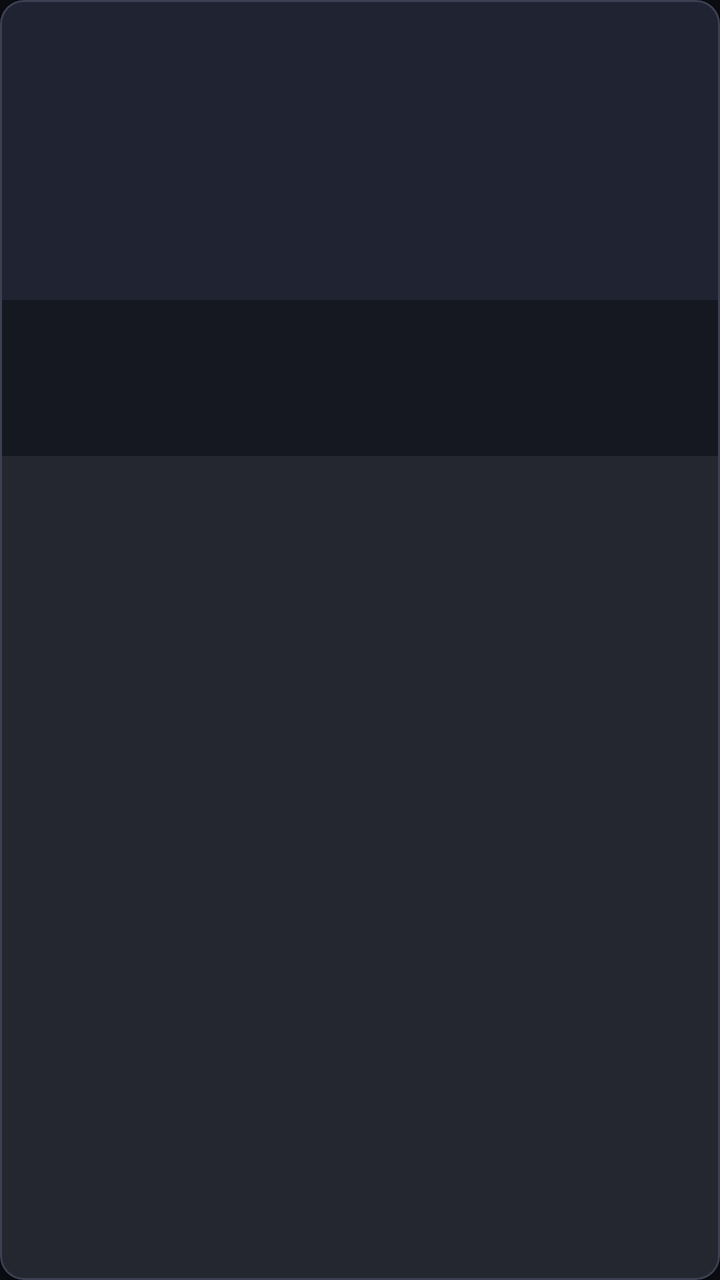
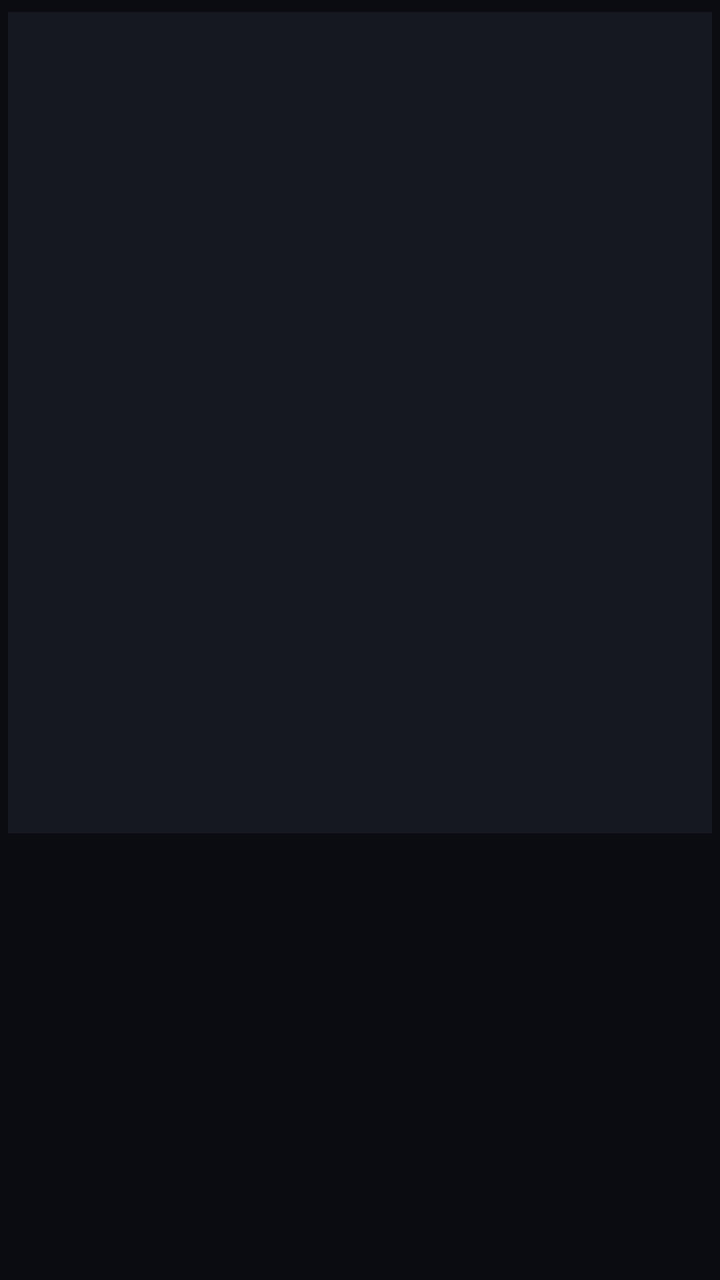

Two renders of the same Android screen: before a commit and after it. Below are the layout's source before the change and the commit's diff.
<!-- AndroidManifest.xml: application theme Theme.RavenEmu -->
<!-- res/layout/item_rom_grid.xml -->
<?xml version="1.0" encoding="utf-8"?>
<com.google.android.material.card.MaterialCardView xmlns:android="http://schemas.android.com/apk/res/android"
    xmlns:app="http://schemas.android.com/apk/res-auto"
    android:layout_width="match_parent"
    android:layout_height="wrap_content"
    android:layout_margin="6dp"
    app:cardBackgroundColor="@color/raven_surface"
    app:cardCornerRadius="12dp"
    app:cardElevation="2dp"
    app:rippleColor="@color/raven_ripple"
    app:strokeColor="@color/raven_outline"
    app:strokeWidth="1dp">

    <LinearLayout
        android:layout_width="match_parent"
        android:layout_height="wrap_content"
        android:background="@color/raven_surface"
        android:orientation="vertical">

        <ImageView
            android:id="@+id/cover"
            android:layout_width="match_parent"
            android:layout_height="150dp"
            android:background="@color/raven_surface_variant"
            android:contentDescription="@null"
            android:scaleType="centerCrop" />

        <TextView
            android:id="@+id/title"
            android:layout_width="match_parent"
            android:layout_height="wrap_content"
            android:ellipsize="end"
            android:maxLines="1"
            android:paddingStart="8dp"
            android:paddingTop="8dp"
            android:paddingEnd="8dp"
            android:textAppearance="?attr/textAppearanceSubtitle2"
            android:textColor="@color/raven_text_primary" />

        <TextView
            android:id="@+id/subtitle"
            android:layout_width="match_parent"
            android:layout_height="wrap_content"
            android:ellipsize="end"
            android:maxLines="1"
            android:paddingStart="8dp"
            android:paddingEnd="8dp"
            android:textAppearance="?attr/textAppearanceCaption"
            android:textColor="@color/raven_text_secondary" />

        <TextView
            android:id="@+id/badge"
            android:layout_width="wrap_content"
            android:layout_height="wrap_content"
            android:layout_margin="8dp"
            android:paddingStart="8dp"
            android:paddingTop="2dp"
            android:paddingEnd="8dp"
            android:paddingBottom="2dp"
            android:textColor="@color/raven_badge_text"
            android:textSize="11sp" />
    </LinearLayout>
</com.google.android.material.card.MaterialCardView>
<!-- resources referenced by this layout -->
<resources>
  <color name="raven_badge_text">#FFFFFF</color>
  <color name="raven_outline">#3C4052</color>
  <color name="raven_ripple">#33A78BFA</color>
  <color name="raven_surface">#161821</color>
  <color name="raven_surface_variant">#202331</color>
  <color name="raven_text_primary">#F5F2FF</color>
  <color name="raven_text_secondary">#CBC4DC</color>
  <style name="Theme.RavenEmu" parent="Theme.MaterialComponents.NoActionBar">
          <item name="colorPrimary">@color/raven_primary</item>
          <item name="colorPrimaryVariant">@color/raven_primary_dark</item>
          <item name="colorOnPrimary">@color/raven_text_primary</item>
          <item name="colorSecondary">@color/raven_accent</item>
          <item name="colorSecondaryVariant">@color/raven_primary</item>
          <item name="colorOnSecondary">@color/raven_on_accent</item>
          <item name="colorSurface">@color/raven_surface</item>
          <item name="colorOnSurface">@color/raven_text_primary</item>
          <item name="colorOnBackground">@color/raven_text_primary</item>
  
          <item name="android:windowBackground">@color/raven_background</item>
          <item name="android:colorBackground">@color/raven_background</item>
          <item name="android:statusBarColor">@color/raven_primary_dark</item>
          <item name="android:navigationBarColor">@color/raven_primary_dark</item>
          <item name="android:windowLightStatusBar">false</item>
  
          <item name="android:textColorPrimary">@color/raven_text_primary</item>
          <item name="android:textColorSecondary">@color/raven_text_secondary</item>
          <item name="colorControlActivated">@color/raven_accent</item>
          <item name="colorControlNormal">@color/raven_text_secondary</item>
          <item name="colorControlHighlight">@color/raven_ripple</item>
      </style>
  <color name="raven_primary">#6D4CC7</color>
  <color name="raven_primary_dark">#090A0F</color>
  <color name="raven_accent">#A78BFA</color>
  <color name="raven_on_accent">#160F24</color>
  <color name="raven_background">#0B0C12</color>
</resources>

<!-- the commit's change to res/layout/item_rom_grid.xml (unified diff, before → after) -->
@@ -1,63 +1,47 @@
 <?xml version="1.0" encoding="utf-8"?>
-<com.google.android.material.card.MaterialCardView xmlns:android="http://schemas.android.com/apk/res/android"
+<androidx.constraintlayout.widget.ConstraintLayout xmlns:android="http://schemas.android.com/apk/res/android"
     xmlns:app="http://schemas.android.com/apk/res-auto"
     android:layout_width="match_parent"
     android:layout_height="wrap_content"
-    android:layout_margin="6dp"
-    app:cardBackgroundColor="@color/raven_surface"
-    app:cardCornerRadius="12dp"
-    app:cardElevation="2dp"
-    app:rippleColor="@color/raven_ripple"
-    app:strokeColor="@color/raven_outline"
-    app:strokeWidth="1dp">
+    android:background="?attr/selectableItemBackground"
+    android:paddingStart="4dp"
+    android:paddingTop="6dp"
+    android:paddingEnd="4dp"
+    android:paddingBottom="10dp">
 
-    <LinearLayout
-        android:layout_width="match_parent"
+    <ImageView
+        android:id="@+id/cover"
+        android:layout_width="0dp"
+        android:layout_height="0dp"
+        android:background="@color/raven_surface"
+        android:contentDescription="@null"
+        android:scaleType="centerCrop"
+        app:layout_constraintDimensionRatio="H,6:7"
+        app:layout_constraintEnd_toEndOf="parent"
+        app:layout_constraintStart_toStartOf="parent"
+        app:layout_constraintTop_toTopOf="parent" />
+
+    <View
+        android:id="@+id/statusDot"
+        android:layout_width="10dp"
+        android:layout_height="10dp"
+        android:layout_margin="4dp"
+        android:background="@drawable/bg_status_dot"
+        android:visibility="gone"
+        app:layout_constraintEnd_toEndOf="@id/cover"
+        app:layout_constraintTop_toTopOf="@id/cover" />
+
+    <TextView
+        android:id="@+id/title"
+        android:layout_width="0dp"
         android:layout_height="wrap_content"
-        android:background="@color/raven_surface"
-        android:orientation="vertical">
-
-        <ImageView
-            android:id="@+id/cover"
-            android:layout_width="match_parent"
-            android:layout_height="150dp"
-            android:background="@color/raven_surface_variant"
-            android:contentDescription="@null"
-            android:scaleType="centerCrop" />
-
-        <TextView
-            android:id="@+id/title"
-            android:layout_width="match_parent"
-            android:layout_height="wrap_content"
-            android:ellipsize="end"
-            android:maxLines="1"
-            android:paddingStart="8dp"
-            android:paddingTop="8dp"
-            android:paddingEnd="8dp"
-            android:textAppearance="?attr/textAppearanceSubtitle2"
-            android:textColor="@color/raven_text_primary" />
-
-        <TextView
-            android:id="@+id/subtitle"
-            android:layout_width="match_parent"
-            android:layout_height="wrap_content"
-            android:ellipsize="end"
-            android:maxLines="1"
-            android:paddingStart="8dp"
-            android:paddingEnd="8dp"
-            android:textAppearance="?attr/textAppearanceCaption"
-            android:textColor="@color/raven_text_secondary" />
-
-        <TextView
-            android:id="@+id/badge"
-            android:layout_width="wrap_content"
-            android:layout_height="wrap_content"
-            android:layout_margin="8dp"
-            android:paddingStart="8dp"
-            android:paddingTop="2dp"
-            android:paddingEnd="8dp"
-            android:paddingBottom="2dp"
-            android:textColor="@color/raven_badge_text"
-            android:textSize="11sp" />
-    </LinearLayout>
-</com.google.android.material.card.MaterialCardView>
+        android:layout_marginTop="6dp"
+        android:ellipsize="end"
+        android:gravity="center_horizontal"
+        android:maxLines="3"
+        android:textColor="@color/raven_text_secondary"
+        android:textSize="11sp"
+        app:layout_constraintEnd_toEndOf="parent"
+        app:layout_constraintStart_toStartOf="parent"
+        app:layout_constraintTop_toBottomOf="@id/cover" />
+</androidx.constraintlayout.widget.ConstraintLayout>
<!-- resource entries referenced after the edit -->
@@ -1,12 +1,18 @@
 <!-- resources referenced by this layout -->
 <resources>
-  <color name="raven_badge_text">#FFFFFF</color>
-  <color name="raven_outline">#3C4052</color>
   <color name="raven_ripple">#33A78BFA</color>
   <color name="raven_surface">#161821</color>
-  <color name="raven_surface_variant">#202331</color>
   <color name="raven_text_primary">#F5F2FF</color>
   <color name="raven_text_secondary">#CBC4DC</color>
+  <!-- drawable bg_status_dot (drawable) -->
+  <?xml version="1.0" encoding="utf-8"?>
+  <shape xmlns:android="http://schemas.android.com/apk/res/android"
+      android:shape="oval">
+      <solid android:color="@android:color/white" />
+      <stroke
+          android:width="1dp"
+          android:color="@color/raven_background" />
+  </shape>
   <style name="Theme.RavenEmu" parent="Theme.MaterialComponents.NoActionBar">
           <item name="colorPrimary">@color/raven_primary</item>
           <item name="colorPrimaryVariant">@color/raven_primary_dark</item>
